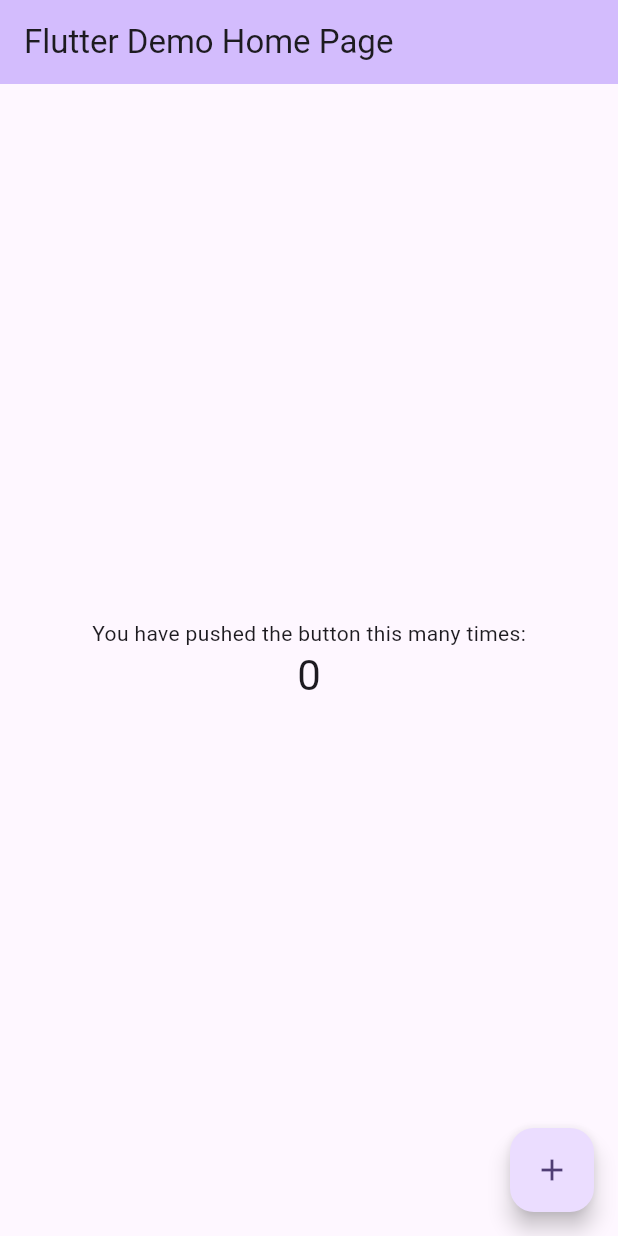
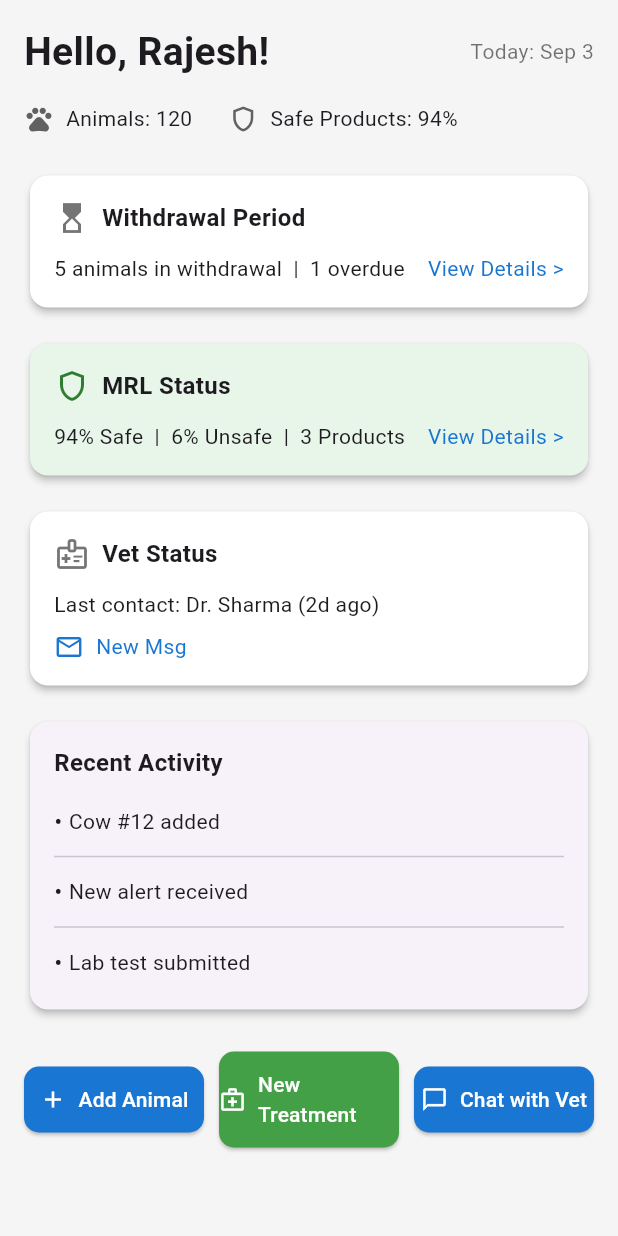
Before and after one commit to karthika-006/ABC, a Flutter app: the screen it shows after launch, on a phone screen of 412 x 824 dp. Run offline on Flutter 3.47's test engine with Material 3 defaults, Android fonts, the phone set to English and light mode, and no system bars.

Commit message:
dashboard check

```diff
--- a/abc/lib/main.dart
+++ b/abc/lib/main.dart
@@ -1,122 +1,24 @@
+// lib/main.dart
 import 'package:flutter/material.dart';
+import 'screens/dashboard_screen.dart'; // Import your new screen
 
 void main() {
   runApp(const MyApp());
 }
 
 class MyApp extends StatelessWidget {
-  const MyApp({super.key});
+  const MyApp({Key? key}) : super(key: key);
 
-  // This widget is the root of your application.
   @override
   Widget build(BuildContext context) {
     return MaterialApp(
-      title: 'Flutter Demo',
+      title: 'Farmer App',
       theme: ThemeData(
-        // This is the theme of your application.
-        //
-        // TRY THIS: Try running your application with "flutter run". You'll see
-        // the application has a purple toolbar. Then, without quitting the app,
-        // try changing the seedColor in the colorScheme below to Colors.green
-        // and then invoke "hot reload" (save your changes or press the "hot
-        // reload" button in a Flutter-supported IDE, or press "r" if you used
-        // the command line to start the app).
-        //
-        // Notice that the counter didn't reset back to zero; the application
-        // state is not lost during the reload. To reset the state, use hot
-        // restart instead.
-        //
-        // This works for code too, not just values: Most code changes can be
-        // tested with just a hot reload.
-        colorScheme: ColorScheme.fromSeed(seedColor: Colors.deepPurple),
+        primarySwatch: Colors.blue,
+        fontFamily: 'Roboto', // Or any other font you prefer
       ),
-      home: const MyHomePage(title: 'Flutter Demo Home Page'),
+      home: const DashboardScreen(), // Set the dashboard as the home screen
+      debugShowCheckedModeBanner: false,
     );
   }
 }
-
-class MyHomePage extends StatefulWidget {
-  const MyHomePage({super.key, required this.title});
-
-  // This widget is the home page of your application. It is stateful, meaning
-  // that it has a State object (defined below) that contains fields that affect
-  // how it looks.
-
-  // This class is the configuration for the state. It holds the values (in this
-  // case the title) provided by the parent (in this case the App widget) and
-  // used by the build method of the State. Fields in a Widget subclass are
-  // always marked "final".
-
-  final String title;
-
-  @override
-  State<MyHomePage> createState() => _MyHomePageState();
-}
-
-class _MyHomePageState extends State<MyHomePage> {
-  int _counter = 0;
-
-  void _incrementCounter() {
-    setState(() {
-      // This call to setState tells the Flutter framework that something has
-      // changed in this State, which causes it to rerun the build method below
-      // so that the display can reflect the updated values. If we changed
-      // _counter without calling setState(), then the build method would not be
-      // called again, and so nothing would appear to happen.
-      _counter++;
-    });
-  }
-
-  @override
-  Widget build(BuildContext context) {
-    // This method is rerun every time setState is called, for instance as done
-    // by the _incrementCounter method above.
-    //
-    // The Flutter framework has been optimized to make rerunning build methods
-    // fast, so that you can just rebuild anything that needs updating rather
-    // than having to individually change instances of widgets.
-    return Scaffold(
-      appBar: AppBar(
-        // TRY THIS: Try changing the color here to a specific color (to
-        // Colors.amber, perhaps?) and trigger a hot reload to see the AppBar
-        // change color while the other colors stay the same.
-        backgroundColor: Theme.of(context).colorScheme.inversePrimary,
-        // Here we take the value from the MyHomePage object that was created by
-        // the App.build method, and use it to set our appbar title.
-        title: Text(widget.title),
-      ),
-      body: Center(
-        // Center is a layout widget. It takes a single child and positions it
-        // in the middle of the parent.
-        child: Column(
-          // Column is also a layout widget. It takes a list of children and
-          // arranges them vertically. By default, it sizes itself to fit its
-          // children horizontally, and tries to be as tall as its parent.
-          //
-          // Column has various properties to control how it sizes itself and
-          // how it positions its children. Here we use mainAxisAlignment to
-          // center the children vertically; the main axis here is the vertical
-          // axis because Columns are vertical (the cross axis would be
-          // horizontal).
-          //
-          // TRY THIS: Invoke "debug painting" (choose the "Toggle Debug Paint"
-          // action in the IDE, or press "p" in the console), to see the
-          // wireframe for each widget.
-          mainAxisAlignment: MainAxisAlignment.center,
-          children: <Widget>[
-            const Text('You have pushed the button this many times:'),
-            Text(
-              '$_counter',
-              style: Theme.of(context).textTheme.headlineMedium,
-            ),
-          ],
-        ),
-      ),
-      floatingActionButton: FloatingActionButton(
-        onPressed: _incrementCounter,
-        tooltip: 'Increment',
-        child: const Icon(Icons.add),
-      ), // This trailing comma makes auto-formatting nicer for build methods.
-    );
-  }
-}
--- /dev/null
+++ b/abc/lib/screens/dashboard_screen.dart
@@ -0,0 +1,121 @@
+// lib/screens/dashboard_screen.dart
+import 'package:flutter/material.dart';
+import '../widgets/info_header.dart';
+import '../widgets/summary_card.dart';
+import '../widgets/action_buttons.dart';
+
+class DashboardScreen extends StatelessWidget {
+  const DashboardScreen({Key? key}) : super(key: key);
+
+  @override
+  Widget build(BuildContext context) {
+    return Scaffold(
+      backgroundColor: Colors.grey[100],
+      body: SafeArea(
+        child: SingleChildScrollView(
+          padding: const EdgeInsets.all(16.0),
+          child: Column(
+            crossAxisAlignment: CrossAxisAlignment.start,
+            children: [
+              // Header Section
+              const InfoHeader(),
+              const SizedBox(height: 24),
+
+              // Withdrawal Period Card
+              SummaryCard(
+                icon: Icons.hourglass_top_outlined,
+                title: 'Withdrawal Period',
+                child: Row(
+                  mainAxisAlignment: MainAxisAlignment.spaceBetween,
+                  children: [
+                    const Text('5 animals in withdrawal  |  1 overdue'),
+                    Text('View Details >', style: TextStyle(color: Colors.blue.shade700)),
+                  ],
+                ),
+              ),
+              const SizedBox(height: 16),
+
+              // MRL Status Card
+              SummaryCard(
+                icon: Icons.shield_outlined,
+                title: 'MRL Status',
+                cardColor: Colors.green.shade50,
+                iconColor: Colors.green.shade800,
+                child: Row(
+                  mainAxisAlignment: MainAxisAlignment.spaceBetween,
+                  children: [
+                    const Text('94% Safe  |  6% Unsafe  |  3 Products'),
+                    Text('View Details >', style: TextStyle(color: Colors.blue.shade700)),
+                  ],
+                ),
+              ),
+              const SizedBox(height: 16),
+
+              // Vet Status Card
+              SummaryCard(
+                icon: Icons.medical_information_outlined,
+                title: 'Vet Status',
+                child: Column(
+                  children: [
+                    const Row(
+                      children: [
+                        Text('Last contact: Dr. Sharma (2d ago)'),
+                      ],
+                    ),
+                    const SizedBox(height: 8),
+                    Row(
+                      children: [
+                        Icon(Icons.mail_outline, color: Colors.blue.shade700, size: 20),
+                        const SizedBox(width: 8),
+                        Text('New Msg', style: TextStyle(color: Colors.blue.shade700)),
+                      ],
+                    ),
+                  ],
+                ),
+              ),
+              const SizedBox(height: 16),
+
+              // Recent Activity Card
+              Card(
+                elevation: 2.0,
+                shape: RoundedRectangleBorder(borderRadius: BorderRadius.circular(12.0)),
+                child: Padding(
+                  padding: const EdgeInsets.all(16.0),
+                  child: Column(
+                    crossAxisAlignment: CrossAxisAlignment.start,
+                    children: [
+                      const Text('Recent Activity', style: TextStyle(fontWeight: FontWeight.bold, fontSize: 16.0)),
+                      const SizedBox(height: 12),
+                      _buildActivityItem('Cow #12 added'),
+                      const Divider(),
+                      _buildActivityItem('New alert received'),
+                      const Divider(),
+                      _buildActivityItem('Lab test submitted'),
+                    ],
+                  ),
+                ),
+              ),
+              const SizedBox(height: 24),
+
+              // Action Buttons at the bottom
+              const ActionButtons(),
+            ],
+          ),
+        ),
+      ),
+    );
+  }
+
+  // Helper widget for a single line of recent activity
+  Widget _buildActivityItem(String activity) {
+    return Padding(
+      padding: const EdgeInsets.symmetric(vertical: 4.0),
+      child: Row(
+        children: [
+          const Text('• ', style: TextStyle(fontSize: 16)),
+          Text(activity),
+        ],
+      ),
+    );
+  }
+}
--- /dev/null
+++ b/abc/lib/widgets/action_buttons.dart
@@ -0,0 +1,62 @@
+// lib/widgets/action_buttons.dart
+import 'package:flutter/material.dart';
+
+class ActionButtons extends StatelessWidget {
+  const ActionButtons({Key? key}) : super(key: key);
+
+  @override
+  Widget build(BuildContext context) {
+    return Row(
+      mainAxisAlignment: MainAxisAlignment.spaceBetween,
+      children: [
+        Expanded(
+          child: ElevatedButton.icon(
+            onPressed: () { /* TODO: Add Animal Logic */ },
+            icon: const Icon(Icons.add),
+            label: const Text('Add Animal'),
+            style: ElevatedButton.styleFrom(
+              foregroundColor: Colors.white,
+              backgroundColor: Colors.blue.shade700,
+              shape: RoundedRectangleBorder(
+                borderRadius: BorderRadius.circular(10),
+              ),
+              padding: const EdgeInsets.symmetric(vertical: 12),
+            ),
+          ),
+        ),
+        const SizedBox(width: 10),
+        Expanded(
+          child: ElevatedButton.icon(
+            onPressed: () { /* TODO: New Treatment Logic */ },
+            icon: const Icon(Icons.medical_services_outlined),
+            label: const Text('New Treatment'),
+            style: ElevatedButton.styleFrom(
+              foregroundColor: Colors.white,
+              backgroundColor: Colors.green.shade600,
+              shape: RoundedRectangleBorder(
+                borderRadius: BorderRadius.circular(10),
+              ),
+              padding: const EdgeInsets.symmetric(vertical: 12),
+            ),
+          ),
+        ),
+        const SizedBox(width: 10),
+        Expanded(
+          child: ElevatedButton.icon(
+            onPressed: () { /* TODO: Chat Logic */ },
+            icon: const Icon(Icons.chat_bubble_outline),
+            label: const Text('Chat with Vet'),
+            style: ElevatedButton.styleFrom(
+              foregroundColor: Colors.white,
+              backgroundColor: Colors.blue.shade700,
+              shape: RoundedRectangleBorder(
+                borderRadius: BorderRadius.circular(10),
+              ),
+              padding: const EdgeInsets.symmetric(vertical: 12),
+            ),
+          ),
+        ),
+      ],
+    );
+  }
+}
--- /dev/null
+++ b/abc/lib/widgets/info_header.dart
@@ -0,0 +1,40 @@
+// lib/widgets/info_header.dart
+import 'package:flutter/material.dart';
+
+class InfoHeader extends StatelessWidget {
+  const InfoHeader({Key? key}) : super(key: key);
+
+  @override
+  Widget build(BuildContext context) {
+    return Column(
+      crossAxisAlignment: CrossAxisAlignment.start,
+      children: [
+        Row(
+          mainAxisAlignment: MainAxisAlignment.spaceBetween,
+          children: [
+            const Text(
+              'Hello, Rajesh!',
+              style: TextStyle(fontSize: 26, fontWeight: FontWeight.bold),
+            ),
+            const Text(
+              'Today: Sep 3',
+              style: TextStyle(color: Colors.black54, fontSize: 14),
+            ),
+          ],
+        ),
+        const SizedBox(height: 16),
+        Row(
+          children: [
+            Icon(Icons.pets, color: Colors.grey[700], size: 20),
+            const SizedBox(width: 8),
+            const Text('Animals: 120'),
+            const SizedBox(width: 24),
+            Icon(Icons.shield_outlined, color: Colors.grey[700], size: 20),
+            const SizedBox(width: 8),
+            const Text('Safe Products: 94%'),
+          ],
+        ),
+      ],
+    );
+  }
+}
--- /dev/null
+++ b/abc/lib/widgets/summary_card.dart
@@ -0,0 +1,53 @@
+// lib/widgets/summary_card.dart
+import 'package:flutter/material.dart';
+
+class SummaryCard extends StatelessWidget {
+  final IconData icon;
+  final String title;
+  final Widget child;
+  final Color cardColor;
+  final Color iconColor;
+
+  const SummaryCard({
+    Key? key,
+    required this.icon,
+    required this.title,
+    required this.child,
+    this.cardColor = Colors.white,
+    this.iconColor = Colors.black54,
+  }) : super(key: key);
+
+  @override
+  Widget build(BuildContext context) {
+    return Card(
+      elevation: 2.0,
+      color: cardColor,
+      shape: RoundedRectangleBorder(
+        borderRadius: BorderRadius.circular(12.0),
+      ),
+      child: Padding(
+        padding: const EdgeInsets.all(16.0),
+        child: Column(
+          crossAxisAlignment: CrossAxisAlignment.start,
+          children: [
+            Row(
+              children: [
+                Icon(icon, color: iconColor),
+                const SizedBox(width: 8.0),
+                Text(
+                  title,
+                  style: const TextStyle(
+                    fontWeight: FontWeight.bold,
+                    fontSize: 16.0,
+                  ),
+                ),
+              ],
+            ),
+            const SizedBox(height: 12.0),
+            child, // This is where the custom content for each card goes
+          ],
+        ),
+      ),
+    );
+  }
+}
```
Also changed, not shown: abc/lib/widgets/recent_activity_section.dart (added).
